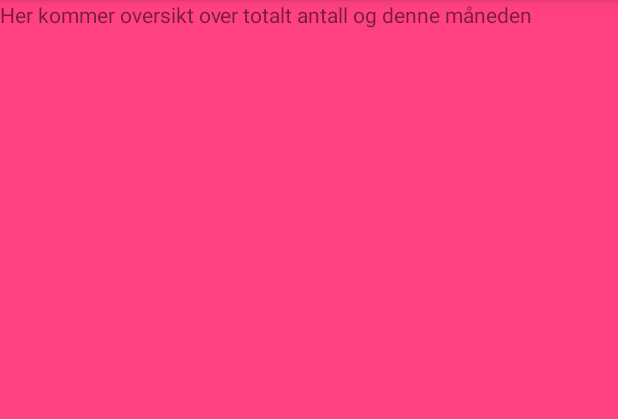
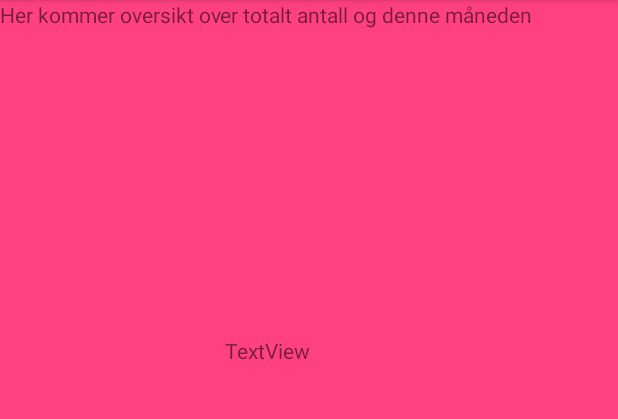
Before and after one commit to Morteen/OverTime, an Android app: the screen it shows after launch (MainActivity), on a phone screen of 412 x 824 dp, the part 84-503 px from its top. Run offline under Robolectric (Android 15) with nearby library versions, the phone set to English and light mode, and no system bars.

Commit message:
Fikk til dynamisk oppdatering av fragmentOne

```diff
--- a/OvertidApp/app/src/main/java/com/example/morten/overtidapp/FragmentOne.java
+++ b/OvertidApp/app/src/main/java/com/example/morten/overtidapp/FragmentOne.java
@@ -1,8 +1,9 @@
 package com.example.morten.overtidapp;
 
 
+import android.app.Activity;
+import android.app.Fragment;
 import android.os.Bundle;
-import android.app.Fragment;
 import android.view.LayoutInflater;
 import android.view.View;
 import android.view.ViewGroup;
@@ -12,12 +13,13 @@ import android.widget.TextView;
 /**
  * A simple {@link Fragment} subclass.
  */
-public class FragmentOne extends android.support.v4.app.Fragment {
+public class FragmentOne extends android.support.v4.app.Fragment implements MainActivity.DataUpdateListener {
 
-TextView text;
+TextView testText;
     public FragmentOne() {
         // Required empty public constructor
     }
+
 
 
     @Override
@@ -26,10 +28,29 @@ TextView text;
         // Inflate the layout for this fragment
 
         View view= inflater.inflate(R.layout.fragment_fragment_one2, container, false);
-        text=(TextView)view.findViewById(R.id.text);
-        //text.setText(MainActivity.overtid.indexOf(0));
+        testText=(TextView)view.findViewById(R.id.testText);
+        if(MainActivity.overtid.size()>0){
+            testText.setText(Overtid.visTotatl());
+        }
+
+
 
         return view;
     }
+    @Override
+    public void onDataUpdate() {
+
+    }
+    @Override
+    public void onAttach(Activity activity) {
+        super.onAttach(activity);
+        ((MainActivity) activity).registerDataUpdateListener(this);
+    }
+
+    @Override
+    public void onDestroy() {
+        super.onDestroy();
+        ((MainActivity) getActivity()).unregisterDataUpdateListener(this);
+    }
 
 }
--- a/OvertidApp/app/src/main/res/layout/content_main.xml
+++ b/OvertidApp/app/src/main/res/layout/content_main.xml
@@ -3,6 +3,7 @@
     xmlns:app="http://schemas.android.com/apk/res-auto"
     xmlns:tools="http://schemas.android.com/tools"
     android:layout_width="match_parent"
+    android:id="@+id/content"
     android:layout_height="match_parent"
     app:layout_behavior="@string/appbar_scrolling_view_behavior"
     tools:context="com.example.morten.overtidapp.MainActivity"
--- a/OvertidApp/app/src/main/res/layout/fragment_fragment_one2.xml
+++ b/OvertidApp/app/src/main/res/layout/fragment_fragment_one2.xml
@@ -1,20 +1,30 @@
-<FrameLayout xmlns:android="http://schemas.android.com/apk/res/android"
+<RelativeLayout xmlns:android="http://schemas.android.com/apk/res/android"
     xmlns:tools="http://schemas.android.com/tools"
+    android:id="@+id/one"
     android:layout_width="match_parent"
     android:layout_height="match_parent"
     tools:context="com.example.morten.overtidapp.FragmentOne"
-    android:background="@color/colorAccent">
+    android:background="@color/colorAccent"
+    tools:ignore="InvalidId">
 
     <!-- TODO: Update blank fragment layout -->
     <TextView
 
         android:layout_width="match_parent"
         android:layout_height="match_parent"
-        android:text="@string/fragEntest" />
+        android:text="@string/fragEntest"
+        android:layout_alignParentTop="true"
+        android:layout_alignParentStart="true" />
+
     <TextView
-        android:id="@+id/text"
-        android:layout_width="match_parent"
-        android:layout_height="match_parent"
-         />
+        android:id="@+id/testText"
+        android:layout_width="wrap_content"
+        android:layout_height="wrap_content"
 
-</FrameLayout>
+        android:layout_marginStart="150dp"
+        android:text="TextView"
+        android:layout_alignParentTop="true"
+        android:layout_alignParentStart="true"
+        android:layout_marginTop="224dp" />
+
+</RelativeLayout>
--- a/OvertidApp/build.gradle
+++ b/OvertidApp/build.gradle
@@ -5,7 +5,7 @@ buildscript {
         jcenter()
     }
     dependencies {
-        classpath 'com.android.tools.build:gradle:2.3.3'
+        classpath 'com.android.tools.build:gradle:3.0.1'
 
         // NOTE: Do not place your application dependencies here; they belong
         // in the individual module build.gradle files
```
Also changed, not shown: OvertidApp/app/src/main/java/com/example/morten/overtidapp/MainActivity.java (+39 -0 lines), OvertidApp/app/src/main/java/com/example/morten/overtidapp/Overtid.java (+16 -0 lines), OvertidApp/gradle/wrapper/gradle-wrapper.properties.
